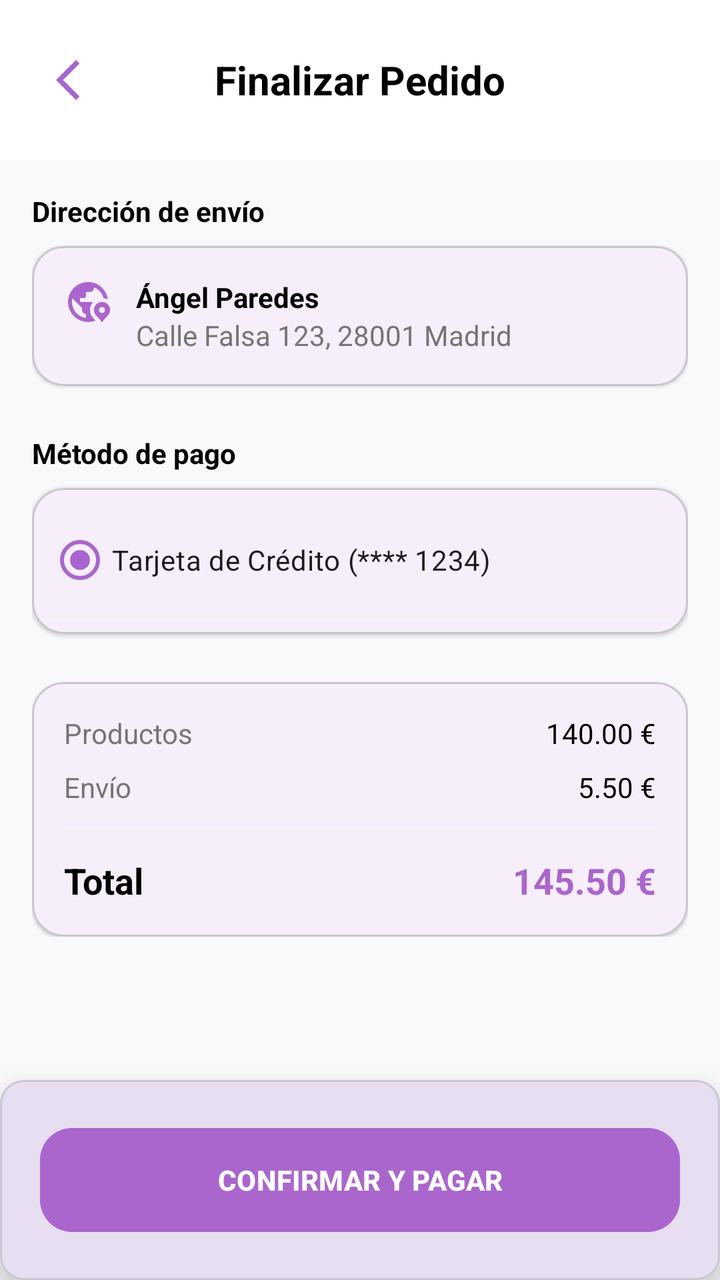
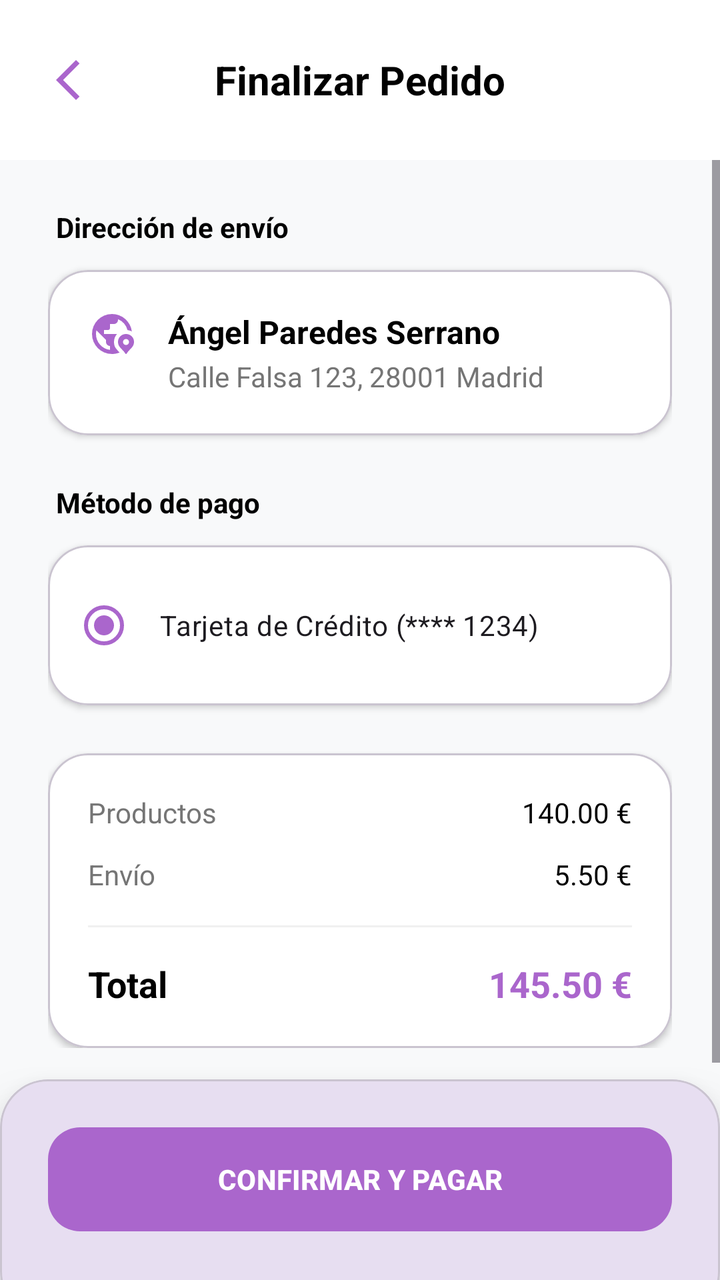

The first picture is an Android layout as it rendered before a commit; the second is the same layout after the commit. The layout source and the unified diff follow.
<!-- AndroidManifest.xml: application theme Theme.ProyectoIntermodularTFG -->
<!-- res/layout/activity_pantalla_pago_compra.xml -->
<?xml version="1.0" encoding="utf-8"?>
<androidx.constraintlayout.widget.ConstraintLayout xmlns:android="http://schemas.android.com/apk/res/android"
    xmlns:app="http://schemas.android.com/apk/res-auto"
    android:layout_width="match_parent"
    android:layout_height="match_parent"
    android:background="#F8F9FA">

    <RelativeLayout
        android:id="@+id/toolbarPago"
        android:layout_width="match_parent"
        android:layout_height="wrap_content"
        android:padding="16dp"
        android:background="@color/white"
        app:layout_constraintTop_toTopOf="parent">

        <ImageButton
            android:id="@+id/btnBackPago"
            android:layout_width="48dp"
            android:layout_height="48dp"
            android:background="?attr/selectableItemBackgroundBorderless"
            android:src="@drawable/outline_arrow_back_ios_24"
            app:tint="@android:color/holo_purple" />

        <TextView
            android:layout_width="wrap_content"
            android:layout_height="wrap_content"
            android:layout_centerInParent="true"
            android:text="Finalizar Pedido"
            android:textSize="20sp"
            android:textStyle="bold"
            android:textColor="@color/black" />
    </RelativeLayout>

    <ScrollView
        android:layout_width="match_parent"
        android:layout_height="0dp"
        app:layout_constraintTop_toBottomOf="@id/toolbarPago"
        app:layout_constraintBottom_toTopOf="@id/layoutConfirmarPago">

        <LinearLayout
            android:layout_width="match_parent"
            android:layout_height="wrap_content"
            android:orientation="vertical"
            android:padding="16dp">

            <TextView
                android:layout_width="wrap_content"
                android:layout_height="wrap_content"
                android:text="Dirección de envío"
                android:textStyle="bold"
                android:textColor="@color/black"
                android:layout_marginBottom="8dp"/>

            <com.google.android.material.card.MaterialCardView
                android:layout_width="match_parent"
                android:layout_height="wrap_content"
                app:cardCornerRadius="16dp"
                app:cardElevation="1dp"
                android:layout_marginBottom="24dp">

                <RelativeLayout
                    android:layout_width="match_parent"
                    android:layout_height="wrap_content"
                    android:padding="16dp">

                    <ImageView
                        android:id="@+id/icLocation"
                        android:layout_width="24dp"
                        android:layout_height="24dp"
                        android:src="@drawable/outline_globe_location_pin_24"
                        app:tint="@android:color/holo_purple" />

                    <LinearLayout
                        android:layout_width="wrap_content"
                        android:layout_height="wrap_content"
                        android:layout_toEndOf="@id/icLocation"
                        android:layout_marginStart="12dp"
                        android:orientation="vertical">

                        <TextView
                            android:layout_width="wrap_content"
                            android:layout_height="wrap_content"
                            android:text="Ángel Paredes"
                            android:textStyle="bold"
                            android:textColor="@color/black"/>

                        <TextView
                            android:layout_width="wrap_content"
                            android:layout_height="wrap_content"
                            android:text="Calle Falsa 123, 28001 Madrid"
                            android:textColor="#757575"/>
                    </LinearLayout>

                </RelativeLayout>
            </com.google.android.material.card.MaterialCardView>

            <TextView
                android:layout_width="wrap_content"
                android:layout_height="wrap_content"
                android:text="Método de pago"
                android:textStyle="bold"
                android:textColor="@color/black"
                android:layout_marginBottom="8dp"/>

            <com.google.android.material.card.MaterialCardView
                android:layout_width="match_parent"
                android:layout_height="wrap_content"
                app:cardCornerRadius="16dp"
                app:cardElevation="1dp"
                android:layout_marginBottom="24dp">

                <RadioGroup
                    android:layout_width="match_parent"
                    android:layout_height="wrap_content"
                    android:padding="8dp">

                    <RadioButton
                        android:id="@+id/rbTarjeta"
                        android:layout_width="match_parent"
                        android:layout_height="56dp"
                        android:text="Tarjeta de Crédito (**** 1234)"
                        android:checked="true"
                        app:buttonTint="@android:color/holo_purple" />

                    <View android:layout_width="match_parent" android:layout_height="1dp" android:background="#F0F0F0"/>

                </RadioGroup>
            </com.google.android.material.card.MaterialCardView>

            <com.google.android.material.card.MaterialCardView
                android:layout_width="match_parent"
                android:layout_height="wrap_content"
                app:cardCornerRadius="16dp"
                app:cardElevation="1dp">

                <LinearLayout
                    android:layout_width="match_parent"
                    android:layout_height="wrap_content"
                    android:orientation="vertical"
                    android:padding="16dp">

                    <RelativeLayout
                        android:layout_width="match_parent"
                        android:layout_height="wrap_content">
                        <TextView android:layout_width="wrap_content" android:layout_height="wrap_content" android:text="Productos" android:textColor="#757575"/>
                        <TextView android:id="@+id/tvSubtotal" android:layout_width="wrap_content" android:layout_height="wrap_content" android:layout_alignParentEnd="true" android:text="140.00 €" android:textColor="@color/black"/>
                    </RelativeLayout>

                    <RelativeLayout
                        android:layout_width="match_parent"
                        android:layout_height="wrap_content"
                        android:layout_marginTop="8dp">
                        <TextView android:layout_width="wrap_content" android:layout_height="wrap_content" android:text="Envío" android:textColor="#757575"/>
                        <TextView android:layout_width="wrap_content" android:layout_height="wrap_content" android:layout_alignParentEnd="true" android:text="5.50 €" android:textColor="@color/black"/>
                    </RelativeLayout>

                    <View android:layout_width="match_parent" android:layout_height="1dp" android:background="#F0F0F0" android:layout_marginVertical="12dp"/>

                    <RelativeLayout
                        android:layout_width="match_parent"
                        android:layout_height="wrap_content">
                        <TextView android:layout_width="wrap_content" android:layout_height="wrap_content" android:text="Total" android:textStyle="bold" android:textSize="18sp" android:textColor="@color/black"/>
                        <TextView android:id="@+id/tvTotalFinal" android:layout_width="wrap_content" android:layout_height="wrap_content" android:layout_alignParentEnd="true" android:text="145.50 €" android:textStyle="bold" android:textSize="18sp" android:textColor="@android:color/holo_purple"/>
                    </RelativeLayout>
                </LinearLayout>
            </com.google.android.material.card.MaterialCardView>

        </LinearLayout>
    </ScrollView>

    <com.google.android.material.card.MaterialCardView
        android:id="@+id/layoutConfirmarPago"
        android:layout_width="match_parent"
        android:layout_height="wrap_content"
        app:cardElevation="16dp"
        app:layout_constraintBottom_toBottomOf="parent">

        <LinearLayout
            android:layout_width="match_parent"
            android:layout_height="wrap_content"
            android:padding="20dp">

            <com.google.android.material.button.MaterialButton
                android:id="@+id/btnFinalizarCompra"
                android:layout_width="match_parent"
                android:layout_height="60dp"
                android:text="CONFIRMAR Y PAGAR"
                android:textStyle="bold"
                app:cornerRadius="16dp"
                app:backgroundTint="@android:color/holo_purple" />
        </LinearLayout>
    </com.google.android.material.card.MaterialCardView>

</androidx.constraintlayout.widget.ConstraintLayout>
<!-- resources referenced by this layout -->
<resources>
  <color name="black">#FF000000</color>
  <color name="white">#FFFFFFFF</color>
  <!-- drawable outline_arrow_back_ios_24 (drawable) -->
  <vector xmlns:android="http://schemas.android.com/apk/res/android" android:autoMirrored="true" android:height="24dp" android:tint="#000000" android:viewportHeight="960" android:viewportWidth="960" android:width="24dp">
        
      <path android:fillColor="@android:color/white" android:pathData="M400,880L0,480L400,80L471,151L142,480L471,809L400,880Z"/>
      
  </vector>
  <!-- drawable outline_globe_location_pin_24 (drawable) -->
  <vector xmlns:android="http://schemas.android.com/apk/res/android" android:height="24dp" android:tint="#000000" android:viewportHeight="960" android:viewportWidth="960" android:width="24dp">
        
      <path android:fillColor="@android:color/white" android:pathData="M480,880Q397,880 324,848.5Q251,817 197,763Q143,709 111.5,636Q80,563 80,480Q80,397 111.5,324Q143,251 197,197Q251,143 324,111.5Q397,80 480,80Q556,80 624,106.5Q692,133 745,180Q798,227 833,291Q868,355 877,430Q857,419 835,412Q813,405 790,402Q771,327 721.5,270Q672,213 600,184L600,200Q600,233 576.5,256.5Q553,280 520,280L440,280L440,360Q440,377 428.5,388.5Q417,400 400,400L320,400L320,480L580,480Q551,512 535.5,552Q520,592 520,636Q520,714 551,757Q582,800 631,851Q595,865 557,872.5Q519,880 480,880ZM440,798L440,720Q407,720 383.5,696.5Q360,673 360,640L360,600L168,408Q165,426 162.5,444Q160,462 160,480Q160,601 239.5,692Q319,783 440,798ZM802.5,682.5Q820,665 820,640Q820,615 803,597.5Q786,580 761,580Q735,580 717.5,597.5Q700,615 700,640Q700,665 717.5,682.5Q735,700 760,700Q785,700 802.5,682.5ZM760,880Q757,880 744,869L740,862Q718,824 684.5,794.5Q651,765 627,728Q613,708 606.5,684.5Q600,661 600,636Q600,570 647,525Q694,480 760,480Q826,480 873,525Q920,570 920,636Q920,661 913.5,684.5Q907,708 893,728Q869,765 835.5,794.5Q802,824 780,862L776,869Q774,874 769.5,877Q765,880 760,880Z"/>
      
  </vector>
  <style name="Theme.ProyectoIntermodularTFG" parent="Base.Theme.ProyectoIntermodularTFG" />
  <style name="Base.Theme.ProyectoIntermodularTFG" parent="Theme.Material3.DayNight.NoActionBar">
          
          
      </style>
</resources>

<!-- the commit's change to res/layout/activity_pantalla_pago_compra.xml (unified diff, before → after) -->
@@ -1,39 +1,43 @@
 <?xml version="1.0" encoding="utf-8"?>
 <androidx.constraintlayout.widget.ConstraintLayout xmlns:android="http://schemas.android.com/apk/res/android"
     xmlns:app="http://schemas.android.com/apk/res-auto"
+    xmlns:tools="http://schemas.android.com/tools"
     android:layout_width="match_parent"
     android:layout_height="match_parent"
-    android:background="#F8F9FA">
-
-    <RelativeLayout
-        android:id="@+id/toolbarPago"
-        android:layout_width="match_parent"
+    android:background="#F8F9FA"
+    android:fitsSystemWindows="true"> <RelativeLayout
+    android:id="@+id/toolbarPago"
+    android:layout_width="match_parent"
+    android:layout_height="wrap_content"
+    android:paddingHorizontal="16dp"
+    android:paddingTop="16dp"
+    android:paddingBottom="16dp"
+    android:background="@color/white"
+    app:layout_constraintTop_toTopOf="parent">
+
+    <ImageButton
+        android:id="@+id/btnBackPago"
+        android:layout_width="48dp"
+        android:layout_height="48dp"
+        android:layout_centerVertical="true"
+        android:background="?attr/selectableItemBackgroundBorderless"
+        android:src="@drawable/outline_arrow_back_ios_24"
+        app:tint="@android:color/holo_purple" />
+
+    <TextView
+        android:layout_width="wrap_content"
         android:layout_height="wrap_content"
-        android:padding="16dp"
-        android:background="@color/white"
-        app:layout_constraintTop_toTopOf="parent">
-
-        <ImageButton
-            android:id="@+id/btnBackPago"
-            android:layout_width="48dp"
-            android:layout_height="48dp"
-            android:background="?attr/selectableItemBackgroundBorderless"
-            android:src="@drawable/outline_arrow_back_ios_24"
-            app:tint="@android:color/holo_purple" />
-
-        <TextView
-            android:layout_width="wrap_content"
-            android:layout_height="wrap_content"
-            android:layout_centerInParent="true"
-            android:text="Finalizar Pedido"
-            android:textSize="20sp"
-            android:textStyle="bold"
-            android:textColor="@color/black" />
-    </RelativeLayout>
+        android:layout_centerInParent="true"
+        android:text="Finalizar Pedido"
+        android:textSize="20sp"
+        android:textStyle="bold"
+        android:textColor="@color/black" />
+</RelativeLayout>
 
     <ScrollView
         android:layout_width="match_parent"
         android:layout_height="0dp"
+        android:fillViewport="true"
         app:layout_constraintTop_toBottomOf="@id/toolbarPago"
         app:layout_constraintBottom_toTopOf="@id/layoutConfirmarPago">
 
@@ -41,27 +45,27 @@
             android:layout_width="match_parent"
             android:layout_height="wrap_content"
             android:orientation="vertical"
-            android:padding="16dp">
-
-            <TextView
-                android:layout_width="wrap_content"
-                android:layout_height="wrap_content"
-                android:text="Dirección de envío"
-                android:textStyle="bold"
-                android:textColor="@color/black"
-                android:layout_marginBottom="8dp"/>
+            android:padding="24dp"> <TextView
+            android:layout_width="wrap_content"
+            android:layout_height="wrap_content"
+            android:text="Dirección de envío"
+            android:textStyle="bold"
+            android:textColor="@color/black"
+            android:layout_marginStart="4dp"
+            android:layout_marginBottom="12dp"/>
 
             <com.google.android.material.card.MaterialCardView
                 android:layout_width="match_parent"
                 android:layout_height="wrap_content"
-                app:cardCornerRadius="16dp"
-                app:cardElevation="1dp"
+                app:cardCornerRadius="20dp"
+                app:cardElevation="2dp"
+                app:cardBackgroundColor="@color/white"
                 android:layout_marginBottom="24dp">
 
                 <RelativeLayout
                     android:layout_width="match_parent"
                     android:layout_height="wrap_content"
-                    android:padding="16dp">
+                    android:padding="20dp">
 
                     <ImageView
                         android:id="@+id/icLocation"
@@ -74,21 +78,24 @@
                         android:layout_width="wrap_content"
                         android:layout_height="wrap_content"
                         android:layout_toEndOf="@id/icLocation"
-                        android:layout_marginStart="12dp"
+                        android:layout_marginStart="16dp"
                         android:orientation="vertical">
 
                         <TextView
                             android:layout_width="wrap_content"
                             android:layout_height="wrap_content"
-                            android:text="Ángel Paredes"
+                            android:text="Ángel Paredes Serrano"
                             android:textStyle="bold"
-                            android:textColor="@color/black"/>
+                            android:textColor="@color/black"
+                            android:textSize="16sp"/>
 
                         <TextView
                             android:layout_width="wrap_content"
                             android:layout_height="wrap_content"
+                            android:layout_marginTop="2dp"
                             android:text="Calle Falsa 123, 28001 Madrid"
-                            android:textColor="#757575"/>
+                            android:textColor="#757575"
+                            android:textSize="14sp"/>
                     </LinearLayout>
 
                 </RelativeLayout>
@@ -100,19 +107,21 @@
                 android:text="Método de pago"
                 android:textStyle="bold"
                 android:textColor="@color/black"
-                android:layout_marginBottom="8dp"/>
+                android:layout_marginStart="4dp"
+                android:layout_marginBottom="12dp"/>
 
             <com.google.android.material.card.MaterialCardView
                 android:layout_width="match_parent"
                 android:layout_height="wrap_content"
-                app:cardCornerRadius="16dp"
-                app:cardElevation="1dp"
+                app:cardCornerRadius="20dp"
+                app:cardElevation="2dp"
+                app:cardBackgroundColor="@color/white"
                 android:layout_marginBottom="24dp">
 
                 <RadioGroup
                     android:layout_width="match_parent"
                     android:layout_height="wrap_content"
-                    android:padding="8dp">
+                    android:padding="12dp">
 
                     <RadioButton
                         android:id="@+id/rbTarjeta"
@@ -120,9 +129,8 @@
                         android:layout_height="56dp"
                         android:text="Tarjeta de Crédito (**** 1234)"
                         android:checked="true"
+                        android:paddingStart="12dp"
                         app:buttonTint="@android:color/holo_purple" />
-
-                    <View android:layout_width="match_parent" android:layout_height="1dp" android:background="#F0F0F0"/>
 
                 </RadioGroup>
             </com.google.android.material.card.MaterialCardView>
@@ -130,31 +138,32 @@
             <com.google.android.material.card.MaterialCardView
                 android:layout_width="match_parent"
                 android:layout_height="wrap_content"
-                app:cardCornerRadius="16dp"
-                app:cardElevation="1dp">
+                app:cardCornerRadius="20dp"
+                app:cardElevation="2dp"
+                app:cardBackgroundColor="@color/white">
 
                 <LinearLayout
                     android:layout_width="match_parent"
                     android:layout_height="wrap_content"
                     android:orientation="vertical"
-                    android:padding="16dp">
+                    android:padding="20dp">
 
                     <RelativeLayout
                         android:layout_width="match_parent"
                         android:layout_height="wrap_content">
-                        <TextView android:layout_width="wrap_content" android:layout_height="wrap_content" android:text="Productos" android:textColor="#757575"/>
-                        <TextView android:id="@+id/tvSubtotal" android:layout_width="wrap_content" android:layout_height="wrap_content" android:layout_alignParentEnd="true" android:text="140.00 €" android:textColor="@color/black"/>
+                        <TextView android:layout_width="wrap_content" android:layout_height="wrap_content" android:text="Productos" android:textColor="#757575" android:textSize="14sp"/>
+                        <TextView android:id="@+id/tvSubtotal" android:layout_width="wrap_content" android:layout_height="wrap_content" android:layout_alignParentEnd="true" android:text="140.00 €" android:textColor="@color/black" android:textSize="14sp"/>
                     </RelativeLayout>
 
                     <RelativeLayout
                         android:layout_width="match_parent"
                         android:layout_height="wrap_content"
-                        android:layout_marginTop="8dp">
-                        <TextView android:layout_width="wrap_content" android:layout_height="wrap_content" android:text="Envío" android:textColor="#757575"/>
-                        <TextView android:layout_width="wrap_content" android:layout_height="wrap_content" android:layout_alignParentEnd="true" android:text="5.50 €" android:textColor="@color/black"/>
+                        android:layout_marginTop="12dp">
+                        <TextView android:layout_width="wrap_content" android:layout_height="wrap_content" android:text="Envío" android:textColor="#757575" android:textSize="14sp"/>
+                        <TextView android:layout_width="wrap_content" android:layout_height="wrap_content" android:layout_alignParentEnd="true" android:text="5.50 €" android:textColor="@color/black" android:textSize="14sp"/>
                     </RelativeLayout>
 
-                    <View android:layout_width="match_parent" android:layout_height="1dp" android:background="#F0F0F0" android:layout_marginVertical="12dp"/>
+                    <View android:layout_width="match_parent" android:layout_height="1dp" android:background="#F0F0F0" android:layout_marginVertical="16dp"/>
 
                     <RelativeLayout
                         android:layout_width="match_parent"
@@ -173,21 +182,23 @@
         android:layout_width="match_parent"
         android:layout_height="wrap_content"
         app:cardElevation="16dp"
+        app:cardCornerRadius="24dp"
+        android:layout_marginBottom="-20dp"
         app:layout_constraintBottom_toBottomOf="parent">
 
         <LinearLayout
             android:layout_width="match_parent"
             android:layout_height="wrap_content"
-            android:padding="20dp">
-
-            <com.google.android.material.button.MaterialButton
-                android:id="@+id/btnFinalizarCompra"
-                android:layout_width="match_parent"
-                android:layout_height="60dp"
-                android:text="CONFIRMAR Y PAGAR"
-                android:textStyle="bold"
-                app:cornerRadius="16dp"
-                app:backgroundTint="@android:color/holo_purple" />
+            android:paddingHorizontal="24dp"
+            android:paddingTop="20dp"
+            android:paddingBottom="40dp"> <com.google.android.material.button.MaterialButton
+            android:id="@+id/btnFinalizarCompra"
+            android:layout_width="match_parent"
+            android:layout_height="60dp"
+            android:text="CONFIRMAR Y PAGAR"
+            android:textStyle="bold"
+            app:cornerRadius="16dp"
+            app:backgroundTint="@android:color/holo_purple" />
         </LinearLayout>
     </com.google.android.material.card.MaterialCardView>
 
